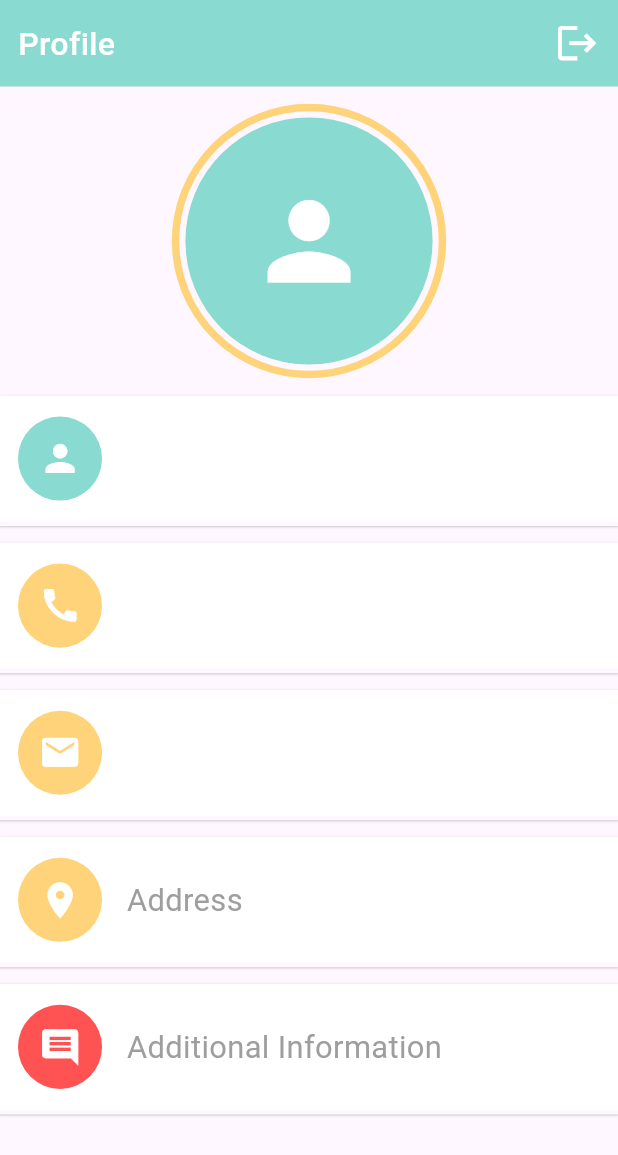
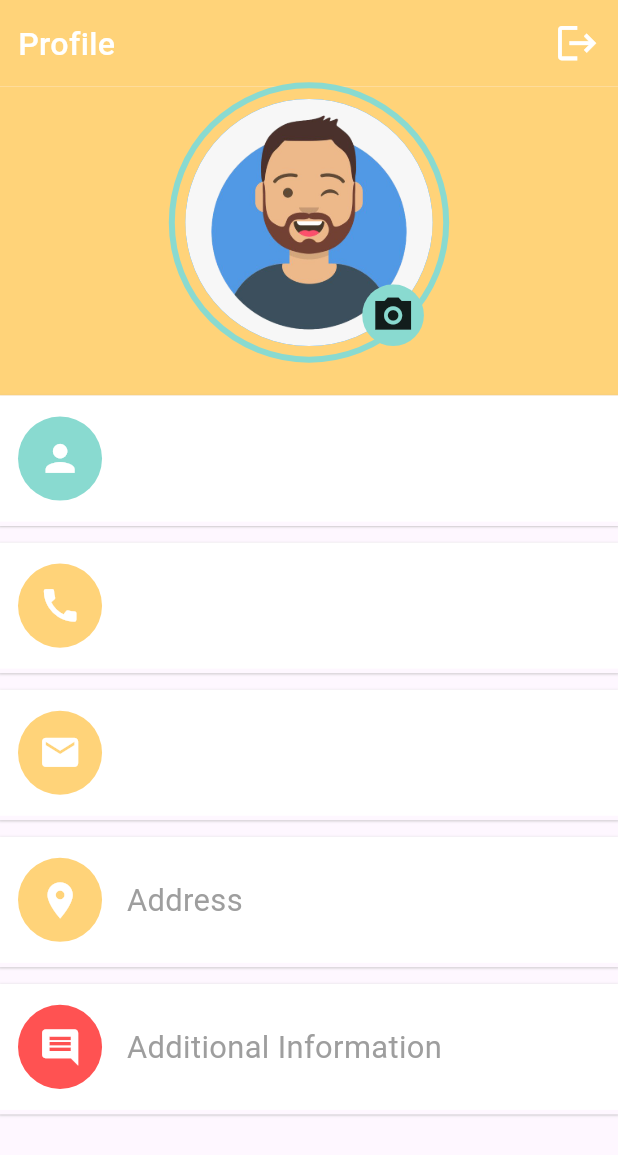
Before and after one commit to Wenster007/Food_Delivery_with_Backend, a Flutter app: the ProfilePage screen opened directly, on a phone screen of 412 x 824 dp. Shown: the top 1155 px of the screen. Run offline on Flutter 3.47's test engine with Material 2 defaults, Android fonts, the phone set to English and light mode, and no system bars; our stand-ins replace dots_indicator, firebase_auth, firebase_core, firebase_database, fluttertoast, get and 3 more; accounts and stored records are empty; network calls fail.

Commit message:
created the UserImage Container with the option to select their picture in profile_page.dart

```diff
--- a/lib/pages/food/popular_food_details.dart
+++ b/lib/pages/food/popular_food_details.dart
@@ -26,7 +26,6 @@ class PopularFoodDetails extends StatelessWidget {
     Get.find<PopularProductController>()
         .addCartController(Get.find<CartController>());
 
-
     return Scaffold(
         body: Container(
           height: double.infinity,
@@ -39,7 +38,7 @@ class PopularFoodDetails extends StatelessWidget {
                 decoration: BoxDecoration(
                   image: DecorationImage(
                       image: NetworkImage(
-                        AppConstants.BASE_URL + "/uploads/" + products.img!,
+                        "${AppConstants.BASE_URL}/uploads/${products.img!}",
                       ),
                       fit: BoxFit.cover),
                 ),
--- a/lib/pages/profile/profile_page.dart
+++ b/lib/pages/profile/profile_page.dart
@@ -2,24 +2,27 @@ import 'package:flutter/material.dart';
 import 'package:food_delivery_with_backend/controller/user_controller.dart';
 import 'package:food_delivery_with_backend/utils/colors.dart';
 import 'package:food_delivery_with_backend/utils/dimensions.dart';
-import 'package:food_delivery_with_backend/widgets/app_icon.dart';
 import 'package:food_delivery_with_backend/widgets/big_text.dart';
 import 'package:food_delivery_with_backend/widgets/profile_detail_items.dart';
 import 'package:get/get.dart';
+import 'package:image_picker/image_picker.dart';
 
 import '../../widgets/circular_line_painter.dart';
+
 
 class ProfilePage extends StatelessWidget {
   const ProfilePage({Key? key}) : super(key: key);
 
+
   @override
   Widget build(BuildContext context) {
+
     return SafeArea(
       child: Scaffold(
         body: Column(children: [
           Container(
             height: Dimensions.height * 0.07,
-            color: AppColor.mainColor,
+            color: AppColor.yellowColor,
             alignment: Alignment.centerLeft,
             child: Padding(
               padding: const EdgeInsets.symmetric(horizontal: 12),
@@ -45,25 +48,72 @@ class ProfilePage extends StatelessWidget {
             ),
           ),
           Container(
+            padding: EdgeInsets.only(bottom: Dimensions.height * 0.03),
             height: Dimensions.height * 0.25,
             alignment: Alignment.center,
-            child: CustomPaint(
-              painter: CircularLinePainter(
-                color: AppColor.yellowColor,
-                strokeWidth: Dimensions.height * 0.006,
-              ),
-              child: AppIcon(
-                icon: Icons.person,
-                backgroundColor: AppColor.mainColor,
-                onTapFunc: () {},
-                iconSize: Dimensions.height * 0.1,
-                size: Dimensions.height * 0.2,
-                iconColor: Colors.white,
+            color: AppColor.yellowColor,
+            child: GetBuilder<UserController>(
+              builder: (userController) => Stack(
+                children: [
+                  CustomPaint(
+                    painter: CircularLinePainter(
+                      color: AppColor.mainColor,
+                      strokeWidth: 4.0,
+                    ),
+                    child: ClipRRect(
+                      borderRadius:
+                          BorderRadius.circular(Dimensions.height * 0.1),
+                      child: userController.image == null
+                          ? Container(
+                              height: Dimensions.height * 0.2,
+                              width: Dimensions.height * 0.2,
+                              decoration: const BoxDecoration(
+                                color: Colors.blue,
+                                image: DecorationImage(
+                                  image: AssetImage(
+                                      "assets/images/user_image3.png"),
+                                  fit: BoxFit.cover,
+                                ),
+                              ),
+                            )
+                          : Container(
+                              height: Dimensions.height * 0.2,
+                              width: Dimensions.height * 0.2,
+                              decoration: BoxDecoration(
+                                image: DecorationImage(
+                                  image: FileImage(userController.image!,),fit: BoxFit.cover
+                                ),
+                              ),
+                            ),
+                    ),
+                  ),
+                  Positioned(
+                    bottom: 0,
+                    right: Dimensions.height * 0.007,
+                    child: ClipRRect(
+                      borderRadius:
+                          BorderRadius.circular(Dimensions.height * 0.025),
+                      child: Container(
+                        color: AppColor.mainColor,
+                        width: Dimensions.height * 0.05,
+                        height: Dimensions.height * 0.05,
+                        alignment: Alignment.center,
+                        child: GestureDetector(
+                            onTap: () {
+                              userController.pickImage(ImageSource.gallery);
+                            },
+                            child: Icon(
+                              Icons.camera_alt_sharp,
+                              size: Dimensions.height * 0.035,
+                              color: Colors.black87,
+                            )),
+                      ),
+                    ),
+                  ),
+                ],
               ),
             ),
           ),
-
-
           Expanded(
             child: SingleChildScrollView(
                 child: Column(
--- a/lib/utils/app_constants.dart
+++ b/lib/utils/app_constants.dart
@@ -17,4 +17,6 @@ class AppConstants{
   static const String USER_EMAIL = "user_email";
   static const String USER_NAME = "user_name";
   static const String USER_PHONE = "user_phone";
+
+  static const String PROFILE_IMG_PATH = "profile_img_path";
 }
--- a/lib/widgets/circular_line_painter.dart
+++ b/lib/widgets/circular_line_painter.dart
@@ -10,7 +10,7 @@ class CircularLinePainter extends CustomPainter {
   @override
   void paint(Canvas canvas, Size size) {
     final center = Offset(size.width / 2, size.width / 2);
-    final radius = size.width / 2  + Dimensions.height * 0.008;
+    final radius = size.width / 2  + Dimensions.height * 0.011;
 
     final paint = Paint()
       ..color = color
--- a/pubspec.yaml
+++ b/pubspec.yaml
@@ -43,6 +43,7 @@ dependencies:
   firebase_auth: ^4.7.3
   fluttertoast: ^8.2.2
   firebase_database: ^10.2.5
+  image_picker: ^1.0.2
 
 dev_dependencies:
   flutter_test:
```
Also changed, not shown: lib/controller/user_controller.dart (+29 -0 lines), lib/data/repository/user_repo.dart (+15 -0 lines), lib/pages/cart/order_history.dart (+3 -8 lines), assets/images/user_image.png (added), assets/images/user_image2.png (added), assets/images/user_image3.png (added), pubspec.lock, 6 other files.
